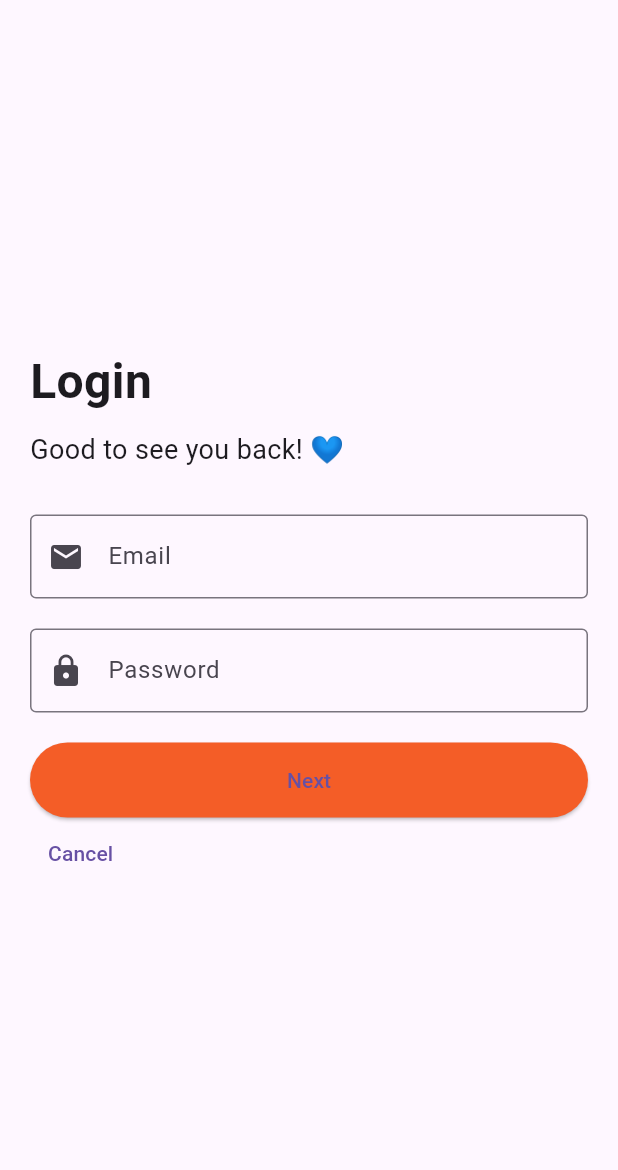
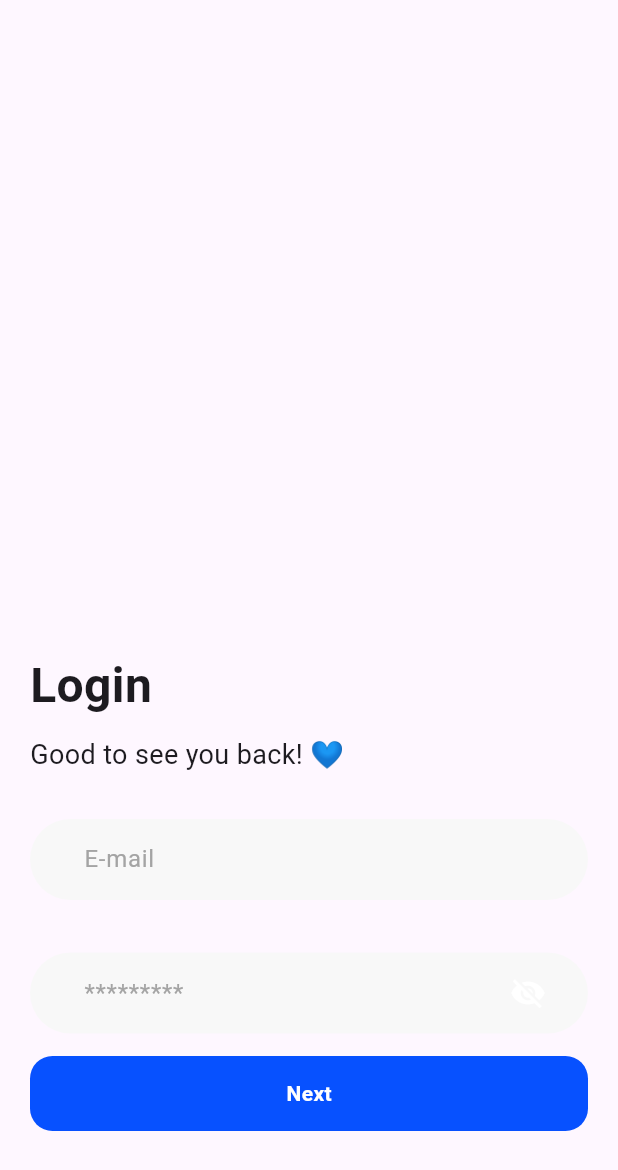
Before and after one commit to AlanXavier98/testeAltForce, a Flutter app: the screen it shows after launch, on a phone screen of 412 x 824 dp. Shown: the top 1170 px of the screen. Run offline on Flutter 3.47's test engine with Material 3 defaults, Android fonts, the phone set to English and light mode, and no system bars; our stand-ins replace flutter_modular, get.

Commit message:
mockup tela de login

```diff
--- /dev/null
+++ b/lib/colors/app_colors.dart
@@ -0,0 +1,14 @@
+import 'package:flutter/material.dart';
+
+class AppColors {
+  static const Color primaryColor = Color.fromRGBO(0, 76, 255, 0.973);
+  static const Color secondaryColor = Color.fromRGBO(43, 60, 79, 1);
+  static const Color accentColor = Color.fromRGBO(28, 43, 58, 1);
+  static const Color backgroundColor = Color.fromRGBO(242, 242, 242, 1);
+  static const Color textColorBackground = Color(0xFF9BD87B);
+  static const Color textColor = Color.fromARGB(255, 71, 28, 28);
+  static const Color textColorSecondary = Color.fromRGBO(164, 164, 164, 1);
+  static const Color linearGradientColorPrimary = Color.fromRGBO(53, 67, 78, 1);
+  static const Color linearGradientColorSecondary =
+      Color.fromRGBO(18, 35, 49, 1);
+}
--- a/lib/views/login_screen.dart
+++ b/lib/views/login_screen.dart
@@ -1,9 +1,19 @@
 import 'package:flutter/material.dart';
 import 'package:get/get.dart';
+import 'package:online_store/colors/app_colors.dart';
 import 'package:online_store/controllers/login_controller.dart';
+import 'package:online_store/widgets/input_login_widget.dart';
 
 class LoginScreen extends StatelessWidget {
   final LoginController controller = Get.put(LoginController());
+
+  TextEditingController passwordController = TextEditingController();
+  TextEditingController emailController = TextEditingController();
+  @override
+  void dispose() {
+    emailController.dispose();
+    passwordController.dispose();
+  }
 
   @override
   Widget build(BuildContext context) {
@@ -11,9 +21,15 @@ class LoginScreen extends StatelessWidget {
       body: Padding(
         padding: const EdgeInsets.symmetric(horizontal: 20.0),
         child: Column(
-          mainAxisAlignment: MainAxisAlignment.center,
+          mainAxisAlignment: MainAxisAlignment.end,
           crossAxisAlignment: CrossAxisAlignment.start,
           children: [
+            // Logo
+            //Image.asset('assets/images/logoExperweb.png'),
+
+            const SizedBox(
+              height: 20,
+            ),
             Text(
               'Login',
               style: TextStyle(fontSize: 32, fontWeight: FontWeight.bold),
@@ -24,38 +40,61 @@ class LoginScreen extends StatelessWidget {
               style: TextStyle(fontSize: 18),
             ),
             SizedBox(height: 30),
-            TextField(
-              controller: controller.emailController,
-              decoration: InputDecoration(
-                labelText: 'Email',
-                border: OutlineInputBorder(),
-                prefixIcon: Icon(Icons.email),
+            // Email Input
+            InputWidget(
+              ctrl: emailController,
+              label: "E-mail",
+              isPass: false,
+            ),
+
+            const SizedBox(
+              height: 20,
+            ),
+
+            // Password Input
+            InputWidget(
+              ctrl: passwordController,
+              label: '*********',
+              isPass: true,
+            ),
+
+            // Access Button
+            GestureDetector(
+              onTap: () {
+                if (emailController.text.isEmpty ||
+                    passwordController.text.isEmpty) {
+                  ScaffoldMessenger.of(context).showSnackBar(
+                    const SnackBar(
+                      content: Center(
+                        child: Text(
+                            'Favor preencher os campos de E-mail e senha.'),
+                      ),
+                      backgroundColor: Colors.red,
+                    ),
+                  );
+                }
+              },
+              child: Container(
+                width: double.infinity,
+                margin: const EdgeInsets.only(bottom: 20.0),
+                padding: const EdgeInsets.all(15),
+                decoration: const BoxDecoration(
+                  borderRadius: BorderRadius.all(Radius.circular(15)),
+                  color: AppColors.primaryColor,
+                ),
+                child: const Center(
+                  child: Text(
+                    'Next',
+                    style: TextStyle(
+                      color: Colors.white,
+                      fontWeight: FontWeight.bold,
+                    ),
+                  ),
+                ),
               ),
             ),
-            SizedBox(height: 20),
-            TextField(
-              controller: controller.passwordController,
-              obscureText: true,
-              decoration: InputDecoration(
-                labelText: 'Password',
-                border: OutlineInputBorder(),
-                prefixIcon: Icon(Icons.lock),
-              ),
-            ),
-            SizedBox(height: 20),
-            ElevatedButton(
-              onPressed: controller.login,
-              child: Text('Next'),
-              style: ButtonStyle(
-                backgroundColor:
-                    MaterialStateProperty.all<Color>(Color(0xFFf45d27)),
-                minimumSize:
-                    MaterialStateProperty.all<Size>(Size(double.infinity, 50)),
-              ),
-            ),
-            TextButton(
-              onPressed: () {},
-              child: Text('Cancel'),
+            const SizedBox(
+              height: 50,
             ),
           ],
         ),
--- a/lib/widgets/input_login_widget.dart
+++ b/lib/widgets/input_login_widget.dart
@@ -0,0 +1,64 @@
+import 'package:flutter/material.dart';
+import 'package:flutter/widgets.dart';
+import 'package:online_store/colors/app_colors.dart';
+
+class InputWidget extends StatefulWidget {
+  // label é o texto que vai se mostrado no input antes de digitar algo
+  var label;
+  // ctrl é a controladora que o input vai ganhar para ela, cada uma tem o seu controller
+  var ctrl;
+  // isPass é para verificar se o input é para a senha ou não, se for ele é alterado para input de senha
+  var isPass;
+
+  InputWidget(
+      {@required this.ctrl, @required this.label, @required this.isPass});
+
+  @override
+  State<InputWidget> createState() => _InputWidgetState();
+}
+
+class _InputWidgetState extends State<InputWidget> {
+  bool obscureText = true;
+  @override
+  Widget build(BuildContext context) {
+    return Container(
+      padding: EdgeInsets.only(top: 0, left: 16, right: 16, bottom: 0),
+      decoration: BoxDecoration(
+          borderRadius: BorderRadius.all(Radius.circular(50)),
+          color: Color.fromARGB(248, 248, 248, 248)),
+      margin: EdgeInsets.only(bottom: 15.0),
+      child: TextFormField(
+        obscureText: widget.isPass ? obscureText : false,
+        controller: widget.ctrl,
+        onChanged: (value) {
+          widget.ctrl.text = value;
+        },
+        style: TextStyle(color: Colors.white),
+        decoration: InputDecoration(
+          hintText: widget.label,
+          hintStyle: TextStyle(color: AppColors.textColorSecondary),
+          suffixIcon: widget.isPass
+              ? IconButton(
+                  onPressed: () {
+                    setState(() {
+                      obscureText = !obscureText;
+                    });
+                  },
+                  icon: Icon(
+                    obscureText ? Icons.visibility_off : Icons.visibility,
+                    color: Colors.white,
+                  ),
+                )
+              : Container(
+                  child: Text(''),
+                ),
+          border: InputBorder.none,
+          contentPadding:
+              EdgeInsets.symmetric(vertical: 15.0, horizontal: 20.0),
+        ),
+        keyboardType:
+            widget.isPass ? TextInputType.emailAddress : TextInputType.text,
+      ),
+    );
+  }
+}
```
